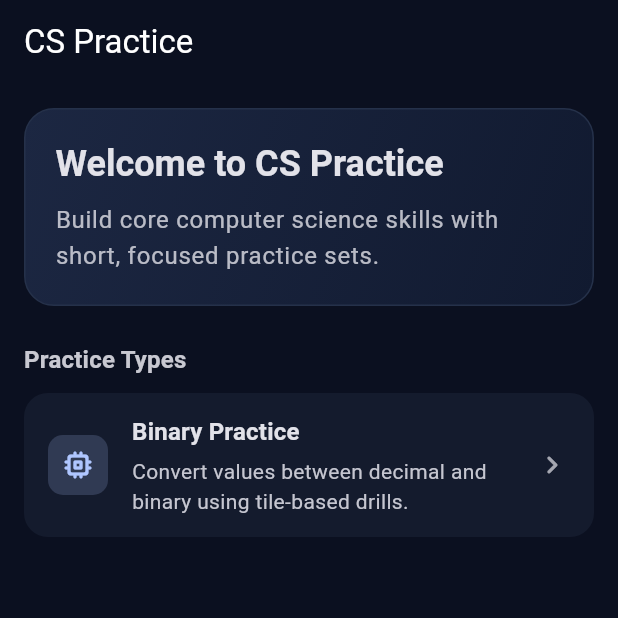
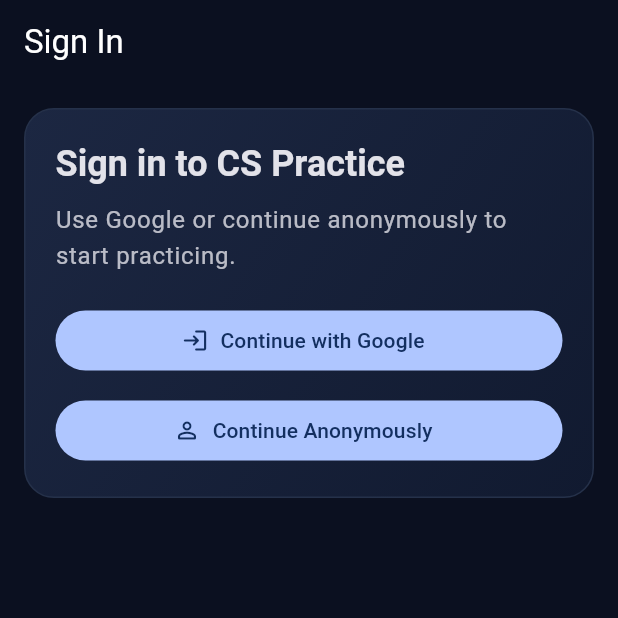
Before and after one commit to lukejosephson/cs_app, a Flutter app: the screen it shows after launch, on a phone screen of 412 x 824 dp, the top half of it. Run offline on Flutter 3.47's test engine with Material 3 defaults, Android fonts, the phone set to English and light mode, and no system bars; our stand-ins replace firebase_auth, firebase_core, flutter_riverpod, google_sign_in; accounts and stored records are empty; generated files the repository leaves out were written again.

Commit message:
Authentication: Add Firebase auth service and sign-in gate
Co-authored-by: Copilot <223556219+Copilot@users.noreply.github.com>

```diff
--- a/lib/main.dart
+++ b/lib/main.dart
@@ -3,7 +3,7 @@ import 'package:flutter_riverpod/flutter_riverpod.dart';
 import 'package:firebase_core/firebase_core.dart';
 
 import 'firebase_options.dart';
-import 'screens/home_screen.dart';
+import 'screens/auth_gate_screen.dart';
 
 Future<void> main() async {
   WidgetsFlutterBinding.ensureInitialized();
@@ -46,7 +46,7 @@ class CsPracticeApp extends StatelessWidget {
           ),
         ),
       ),
-      home: const HomeScreen(),
+      home: const AuthGateScreen(),
     );
   }
 }
--- /dev/null
+++ b/lib/providers/auth_provider.dart
@@ -0,0 +1,47 @@
+import 'package:flutter_riverpod/flutter_riverpod.dart';
+
+import '../services/auth_service.dart';
+
+final authServiceProvider = Provider<AuthService>((ref) {
+  return AuthService();
+});
+
+final authStateProvider = StreamProvider<bool>((ref) {
+  return ref.watch(authServiceProvider).authStateChanges();
+});
+
+final authActionStateProvider = StateProvider<AsyncValue<void>>((ref) {
+  return const AsyncData(null);
+});
+
+final authControllerProvider = Provider<AuthController>((ref) {
+  return AuthController(ref);
+});
+
+class AuthController {
+  const AuthController(this._ref);
+
+  final Ref _ref;
+
+  AuthService get _authService => _ref.read(authServiceProvider);
+  StateController<AsyncValue<void>> get _actionStateController =>
+      _ref.read(authActionStateProvider.notifier);
+
+  Future<void> signInAnonymously() async {
+    _actionStateController.state = const AsyncLoading();
+    _actionStateController.state = await AsyncValue.guard(
+      _authService.signInAnonymously,
+    );
+  }
+
+  Future<void> signInWithGoogle() async {
+    _actionStateController.state = const AsyncLoading();
+    _actionStateController.state = await AsyncValue.guard(
+      _authService.signInWithGoogle,
+    );
+  }
+
+  Future<void> signOut() {
+    return _authService.signOut();
+  }
+}
--- /dev/null
+++ b/lib/screens/auth_gate_screen.dart
@@ -0,0 +1,38 @@
+import 'package:flutter/material.dart';
+import 'package:flutter_riverpod/flutter_riverpod.dart';
+
+import '../providers/auth_provider.dart';
+import 'home_screen.dart';
+import 'sign_in_screen.dart';
+
+class AuthGateScreen extends ConsumerWidget {
+  const AuthGateScreen({super.key});
+
+  @override
+  Widget build(BuildContext context, WidgetRef ref) {
+    final authState = ref.watch(authStateProvider);
+
+    return authState.when(
+      data: (isSignedIn) {
+        if (isSignedIn) {
+          return const HomeScreen();
+        }
+        return const SignInScreen();
+      },
+      loading: () => const Scaffold(
+        body: Center(child: CircularProgressIndicator()),
+      ),
+      error: (error, stackTrace) => Scaffold(
+        body: Center(
+          child: Padding(
+            padding: const EdgeInsets.all(24),
+            child: Text(
+              'Authentication unavailable: $error',
+              textAlign: TextAlign.center,
+            ),
+          ),
+        ),
+      ),
+    );
+  }
+}
--- /dev/null
+++ b/lib/screens/sign_in_screen.dart
@@ -0,0 +1,85 @@
+import 'package:flutter/material.dart';
+import 'package:flutter_riverpod/flutter_riverpod.dart';
+
+import '../providers/auth_provider.dart';
+import '../widgets/auth/sign_in_action_button.dart';
+
+class SignInScreen extends ConsumerWidget {
+  const SignInScreen({super.key});
+
+  @override
+  Widget build(BuildContext context, WidgetRef ref) {
+    final textTheme = Theme.of(context).textTheme;
+    final colorScheme = Theme.of(context).colorScheme;
+    final authActionState = ref.watch(authActionStateProvider);
+    final isLoading = authActionState.isLoading;
+    final authController = ref.read(authControllerProvider);
+
+    return Scaffold(
+      appBar: AppBar(title: const Text('Sign In')),
+      body: Center(
+        child: ConstrainedBox(
+          constraints: const BoxConstraints(maxWidth: 520),
+          child: ListView(
+            padding: const EdgeInsets.all(16),
+            children: [
+              Container(
+                padding: const EdgeInsets.all(20),
+                decoration: BoxDecoration(
+                  borderRadius: BorderRadius.circular(20),
+                  gradient: const LinearGradient(
+                    colors: [Color(0xFF1C2742), Color(0xFF111A30)],
+                    begin: Alignment.topLeft,
+                    end: Alignment.bottomRight,
+                  ),
+                  border: Border.all(color: const Color(0xFF25314A)),
+                ),
+                child: Column(
+                  crossAxisAlignment: CrossAxisAlignment.start,
+                  children: [
+                    Text(
+                      'Sign in to CS Practice',
+                      style: textTheme.headlineSmall?.copyWith(
+                        fontWeight: FontWeight.w700,
+                      ),
+                    ),
+                    const SizedBox(height: 10),
+                    Text(
+                      'Use Google or continue anonymously to start practicing.',
+                      style: textTheme.bodyLarge?.copyWith(
+                        color: colorScheme.onSurface.withValues(alpha: 0.8),
+                      ),
+                    ),
+                    const SizedBox(height: 20),
+                    SignInActionButton(
+                      label: 'Continue with Google',
+                      icon: Icons.login_rounded,
+                      isLoading: isLoading,
+                      onPressed: () => authController.signInWithGoogle(),
+                    ),
+                    const SizedBox(height: 12),
+                    SignInActionButton(
+                      label: 'Continue Anonymously',
+                      icon: Icons.person_outline_rounded,
+                      isLoading: isLoading,
+                      onPressed: () => authController.signInAnonymously(),
+                    ),
+                    if (authActionState.hasError) ...[
+                      const SizedBox(height: 12),
+                      Text(
+                        'Sign-in failed: ${authActionState.error}',
+                        style: textTheme.bodyMedium?.copyWith(
+                          color: colorScheme.error,
+                        ),
+                      ),
+                    ],
+                  ],
+                ),
+              ),
+            ],
+          ),
+        ),
+      ),
+    );
+  }
+}
--- /dev/null
+++ b/lib/widgets/auth/sign_in_action_button.dart
@@ -0,0 +1,34 @@
+import 'package:flutter/material.dart';
+
+class SignInActionButton extends StatelessWidget {
+  const SignInActionButton({
+    required this.label,
+    required this.icon,
+    required this.onPressed,
+    required this.isLoading,
+    super.key,
+  });
+
+  final String label;
+  final IconData icon;
+  final VoidCallback? onPressed;
+  final bool isLoading;
+
+  @override
+  Widget build(BuildContext context) {
+    return SizedBox(
+      width: double.infinity,
+      child: FilledButton.icon(
+        onPressed: isLoading ? null : onPressed,
+        icon: isLoading
+            ? const SizedBox(
+                width: 18,
+                height: 18,
+                child: CircularProgressIndicator(strokeWidth: 2),
+              )
+            : Icon(icon),
+        label: Text(label),
+      ),
+    );
+  }
+}
--- a/pubspec.yaml
+++ b/pubspec.yaml
@@ -36,6 +36,8 @@ dependencies:
   cupertino_icons: ^1.0.8
   flutter_riverpod: ^2.6.1
   firebase_core: ^4.7.0
+  firebase_auth: ^6.4.0
+  google_sign_in: ^7.2.0
 
 dev_dependencies:
   flutter_test:
```
Also changed, not shown: lib/screens/home_screen.dart (+12 -1 lines), lib/services/auth_service.dart (added, +45 -0 lines), pubspec.lock, 5 other files.
